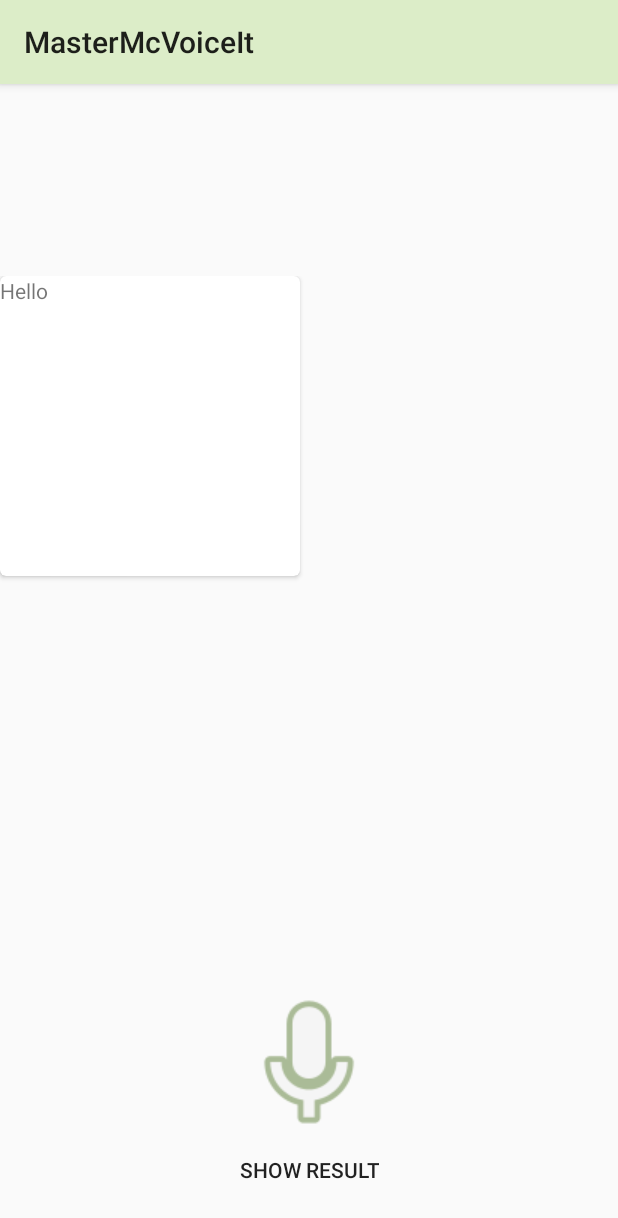
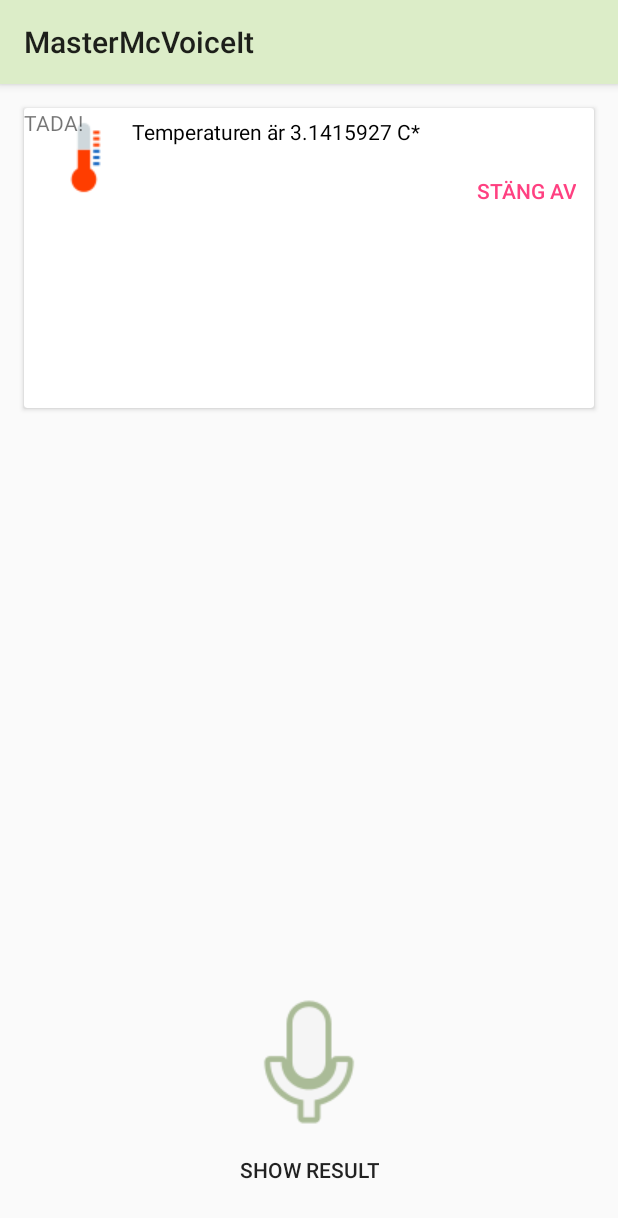
Before and after one commit to loafalkman/MasterMcVoiceIt, an Android app: the screen it shows after launch (MainActivity), after a tap on "SHOW RESULT", on a phone screen of 412 x 824 dp. Shown: the top 1218 px of the screen. Run offline under Robolectric (Android 15) with nearby library versions, the phone set to English and light mode, and no system bars.

Commit message:
layout adjustments

```diff
--- a/app/build.gradle
+++ b/app/build.gradle
@@ -24,7 +24,7 @@ dependencies {
     androidTestCompile('com.android.support.test.espresso:espresso-core:2.2.2', {
         exclude group: 'com.android.support', module: 'support-annotations'
     })
-    compile 'com.android.support:cardview-v7:21.0.0-rc1'
+    compile 'com.android.support:cardview-v7:26.+'
     compile 'com.android.support:appcompat-v7:26.+'
     compile 'com.android.support.constraint:constraint-layout:1.0.2'
     testCompile 'junit:junit:4.12'
--- a/app/src/main/java/se/su/dsv/mastermcvoiceit/MainActivity.java
+++ b/app/src/main/java/se/su/dsv/mastermcvoiceit/MainActivity.java
@@ -21,10 +21,10 @@ import se.su.dsv.mastermcvoiceit.sensor.TelldusSensor;
 public class MainActivity extends AppCompatActivity implements RecognitionListener {
 
     private static final String TAG = "main";
+    static final int RESULT_SPEECH = 7474;
+
     SpeechRecognizer speechRecognizer;
     Intent recognizerIntent;
-    static final int RESULT_SPEECH = 7474;
-
     ArrayList<String> resultArray;
     String resultString;
 
@@ -56,6 +56,9 @@ public class MainActivity extends AppCompatActivity implements RecognitionListen
     }
 
     public void voiceResult(View v) {
+
+        resultString = "sensor 2";
+
         if (resultString != null) {
             Command foundCommand = Command.findCommand(resultString);
 
--- a/app/src/main/java/se/su/dsv/mastermcvoiceit/command/TempCommand.java
+++ b/app/src/main/java/se/su/dsv/mastermcvoiceit/command/TempCommand.java
@@ -38,7 +38,7 @@ public class TempCommand extends Command {
         float temperature = sensor.getSensorValue();
         TextView tempDesc = skeleton.findViewById(R.id.textview_tempitem_description);
         tempDesc.setText("Temperaturen är "+temperature+" C*");
-        skeleton.findViewById(R.id.button_tempitem_turnoff).setVisibility(View.INVISIBLE);
+        skeleton.findViewById(R.id.button_tempitem_turnoff);
 
         return skeleton;
     }
--- a/app/src/main/res/layout/activity_main.xml
+++ b/app/src/main/res/layout/activity_main.xml
@@ -2,6 +2,7 @@
 <LinearLayout xmlns:android="http://schemas.android.com/apk/res/android"
     xmlns:app="http://schemas.android.com/apk/res-auto"
     android:orientation="vertical"
+    android:layout_gravity="right"
     android:layout_width="match_parent"
     android:layout_height="match_parent">
 
@@ -15,72 +16,20 @@
         android:theme="@style/ThemeOverlay.AppCompat.ActionBar"
         app:popupTheme="@style/ThemeOverlay.AppCompat.Light"/>
 
-    <FrameLayout
+    <android.support.v7.widget.CardView
         android:id="@+id/framelayout_main_tmpcommandcontainer"
         android:layout_width="match_parent"
-        android:layout_height="128dp">
+        android:layout_height="200dp"
+        android:layout_margin="16dp"
 
-    </FrameLayout>
+        >
+
+
+    </android.support.v7.widget.CardView>
 
     <RelativeLayout
         android:layout_width="match_parent"
         android:layout_height="match_parent">
-
-        <android.support.v7.widget.CardView
-            xmlns:card_view="http://schemas.android.com/apk/res-auto"
-            android:id="@+id/card_view"
-            android:layout_gravity="center"
-            android:layout_width="200dp"
-            android:layout_height="200dp"
-            card_view:cardCornerRadius="4dp" >
-
-        <RelativeLayout
-            android:layout_width="match_parent"
-            android:layout_height="wrap_content"
-            android:orientation="horizontal">
-
-
-
-            <TextView
-                android:id="@+id/info_text"
-                android:text="Hello"
-                android:layout_width="wrap_content"
-                android:layout_height="match_parent" />
-
-            <TextView
-                android:id="@+id/info_text2"
-                android:text="Hello 2"
-                android:layout_width="wrap_content"
-                android:layout_height="match_parent"
-                android:layout_below="@id/info_text"
-
-
-                />
-
-            </RelativeLayout>
-
-        </android.support.v7.widget.CardView>
-
-
-        <ImageButton
-            android:id="@+id/main_voice_button"
-            android:layout_width="wrap_content"
-            android:layout_height="wrap_content"
-            android:src="@drawable/icons_microphone_96_green"
-            android:background="@null"
-            android:layout_centerHorizontal="true"
-            android:layout_above="@id/main_show_result"
-            android:onClick="voiceInput" />
-
-        <!--<TextView-->
-            <!--android:id="@+id/main_mic_text"-->
-            <!--android:layout_width="wrap_content"-->
-            <!--android:layout_height="wrap_content"-->
-            <!--android:text="Talk to me"-->
-            <!--android:layout_centerHorizontal="true"-->
-            <!--android:layout_above="@id/main_show_result"-->
-            <!--/>-->
-
 
         <Button
             android:id="@+id/main_show_result"
@@ -94,7 +43,17 @@
             android:text="SHOW RESULT"
             android:onClick="voiceResult" />
 
+
+        <ImageButton
+            android:id="@+id/main_voice_button"
+            android:layout_width="wrap_content"
+            android:layout_height="wrap_content"
+            android:src="@drawable/icons_microphone_96_green"
+            android:background="@null"
+            android:layout_centerHorizontal="true"
+            android:layout_above="@id/main_show_result"
+            android:onClick="voiceInput" />
+
     </RelativeLayout>
 
-
 </LinearLayout>
--- a/app/src/main/res/layout/item_commandhistory_temp.xml
+++ b/app/src/main/res/layout/item_commandhistory_temp.xml
@@ -1,10 +1,15 @@
 <?xml version="1.0" encoding="utf-8"?>
-<android.support.constraint.ConstraintLayout xmlns:android="http://schemas.android.com/apk/res/android"
+<RelativeLayout xmlns:android="http://schemas.android.com/apk/res/android"
+    android:id="@+id/command_relative_layout"
+    android:layout_width="wrap_content"
+    android:layout_height="match_parent"
     xmlns:app="http://schemas.android.com/apk/res-auto"
-    xmlns:tools="http://schemas.android.com/tools"
-    android:id="@+id/linearLayout"
-    android:layout_width="match_parent"
-    android:layout_height="match_parent">
+    android:onClick="expandView"
+    >
+
+    <!--<LinearLayout-->
+        <!--android:layout_width="wrap_content"-->
+        <!--android:layout_height="wrap_content" >-->
 
         <ImageView
             android:id="@+id/imageView"
@@ -12,31 +17,41 @@
             android:layout_height="wrap_content"
             android:layout_marginLeft="16dp"
             android:layout_marginTop="8dp"
-        app:layout_constraintLeft_toLeftOf="parent"
-        app:layout_constraintTop_toTopOf="parent"
             app:srcCompat="@drawable/icon_thermometer_50" />
 
         <TextView
             android:id="@+id/textview_tempitem_description"
-        android:layout_width="0dp"
+            android:layout_width="wrap_content"
             android:layout_height="wrap_content"
-        android:layout_marginEnd="8dp"
-        android:layout_marginStart="16dp"
-        android:layout_marginTop="8dp"
-        android:text="Temperaturen är xxC*. Vill du stänga av elementet?"
+            android:text="Temperaturen är xxC*."
             android:textColor="@android:color/black"
-        app:layout_constraintEnd_toEndOf="parent"
-        app:layout_constraintStart_toEndOf="@+id/imageView"
-        app:layout_constraintTop_toTopOf="@+id/imageView" />
+            android:padding="6dp"
+            android:layout_toRightOf="@+id/imageView"
+            />
 
         <Button
             android:id="@+id/button_tempitem_turnoff"
             style="@style/Widget.AppCompat.Button.Borderless"
             android:layout_width="wrap_content"
             android:layout_height="wrap_content"
-        android:layout_marginBottom="8dp"
             android:text="Stäng av"
             android:textColor="@color/colorAccent"
-        app:layout_constraintBottom_toBottomOf="parent"
-        app:layout_constraintEnd_toEndOf="@+id/textview_tempitem_description" />
-</android.support.constraint.ConstraintLayout>
+            android:layout_below="@id/textview_tempitem_description"
+            android:layout_alignParentEnd="true"
+            />
+
+        <TextView
+            android:id="@+id/expandable"
+            android:layout_width="wrap_content"
+            android:layout_height="wrap_content"
+            android:text="TADA!"
+
+            />
+
+    <!--</LinearLayout>-->
+
+
+</RelativeLayout>
+
+
+    <!--card_view:cardCornerRadius="4dp"-->
```
Lines whose indentation alone changed are shown as unchanged.
